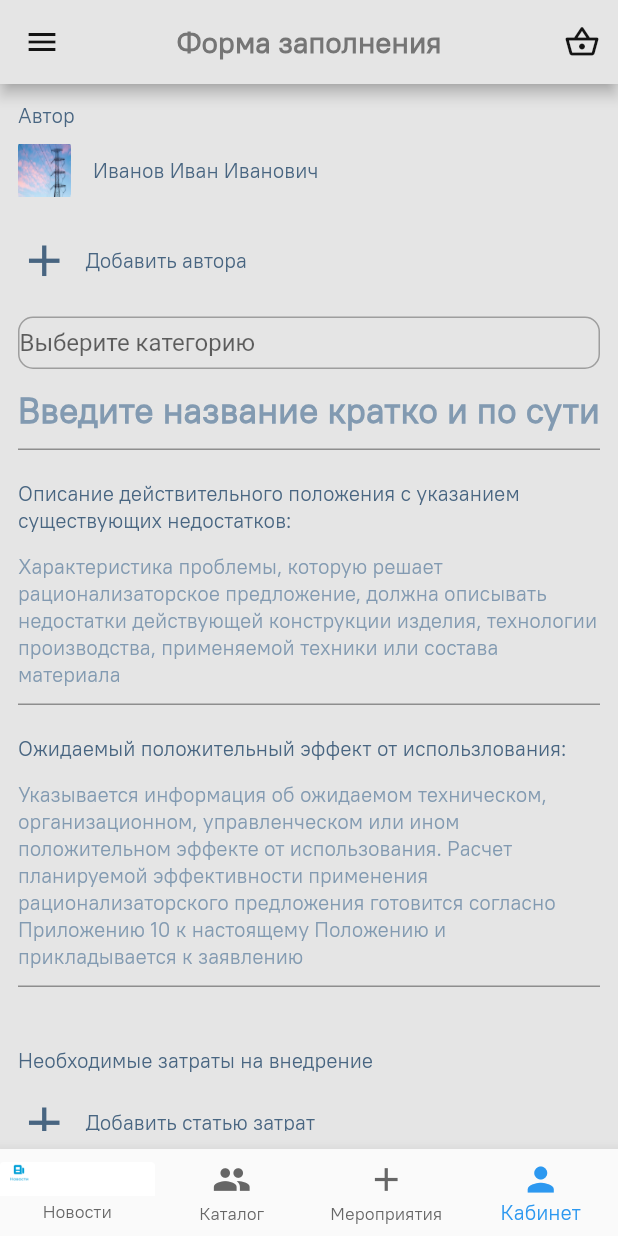
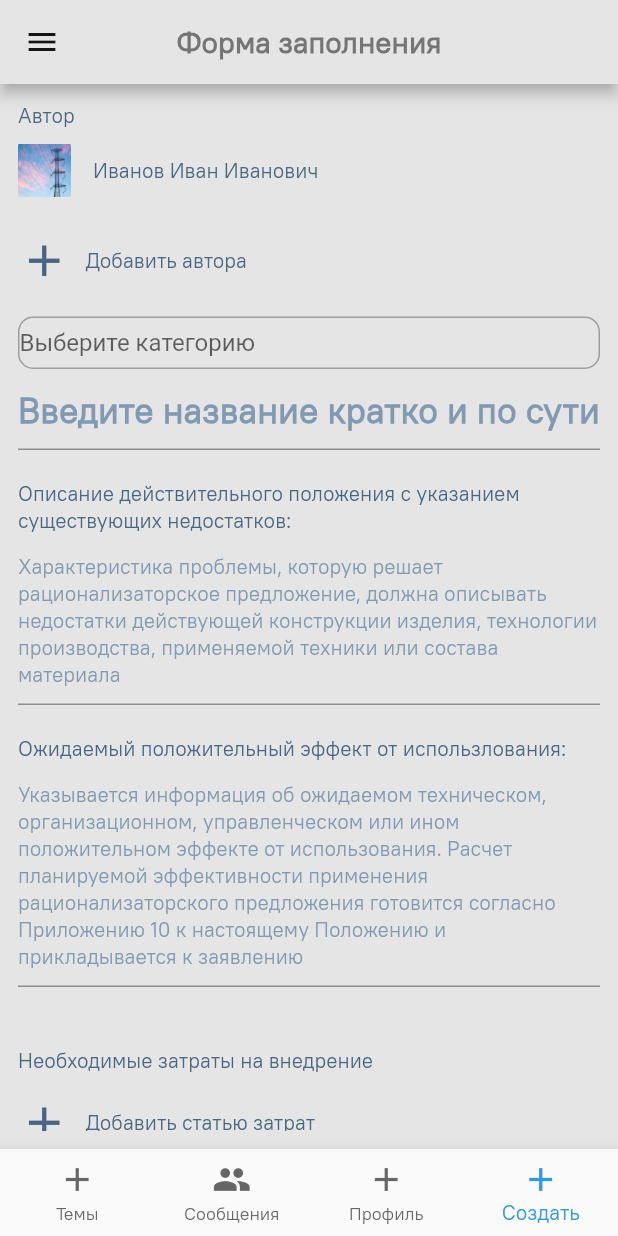
Before and after one commit to kirillnepomiluev/rosseti, a Flutter app: the screen it shows after launch, on a phone screen of 412 x 824 dp. Run offline on Flutter 3.47's test engine with Material 2 defaults, Android fonts, the light colour scheme and no system bars; our stand-ins replace date_format, flutter_datetime_picker, rxdart, shared_preferences.

Commit message:
экран тем

```diff
--- a/lib/router.dart
+++ b/lib/router.dart
@@ -4,6 +4,7 @@ import 'package:flutter/cupertino.dart';
 import 'package:flutter/foundation.dart';
 import 'package:flutter/material.dart';
 import 'package:rosseti/ui/pages/FillingForm.dart';
+import 'package:rosseti/ui/pages/TopicsPage.dart';
 import 'package:rosseti/ui/pages/mainWebPage.dart';
 
 
@@ -15,6 +16,11 @@ class Router {
            return MaterialPageRoute(builder: (_) => MainWebPage());
          }
            return MaterialPageRoute(builder: (_) => FillingForm());
+      case '/topics':
+           return MaterialPageRoute(builder: (_) => Topics());
+      case '/topic':
+           return MaterialPageRoute(builder: (_) => Topic());
+
 
 
 
--- a/lib/ui/pages/FillingForm.dart
+++ b/lib/ui/pages/FillingForm.dart
@@ -1,6 +1,8 @@
 import 'package:flutter/cupertino.dart';
 import 'package:flutter/material.dart';
 import 'package:rosseti/widgets/MyScaffold.dart';
+
+//TODO оформление заявки
 
 class FillingForm extends StatefulWidget {
   @override
@@ -24,13 +26,7 @@ class _FillingFormState extends State<FillingForm> {
   Widget build(BuildContext context) {
     return buildMyScaffold(context, Filing(context), "Форма заполнения",
         bottomItemIndex: 3,
-        isAppbar: true,
-        IconAppBar: IconButton(
-          icon: Icon(Icons.shopping_basket_outlined),
-          onPressed: () {
-            Navigator.pushNamed(context, '/basketPage');
-          },
-        ));
+        isAppbar: true,);
   }
 
   Widget Filing(BuildContext context) {
--- a/lib/widgets/MyScaffold.dart
+++ b/lib/widgets/MyScaffold.dart
@@ -5,14 +5,13 @@ import 'package:flutter/material.dart';
 // import 'ui/views/BottobBanner.dart';
 
 Scaffold buildMyScaffold(BuildContext context, Widget body, String title,
-    {int bottomItemIndex = 0, bool isAppbar = true, int indexdrawer = 0, bool isNeedDrawer = true, bool isNeedBottomMenu = true, bool isNeedBottomBar = false, IconButton IconAppBar,}) {
+    {int bottomItemIndex = 0, bool isAppbar = true, int indexdrawer = 0, bool isNeedDrawer = true, bool isNeedBottomMenu = true, bool isNeedBottomBar = false,}) {
   return Scaffold(
       appBar: isAppbar
           ? AppBar(
               backgroundColor: Theme.of(context).scaffoldBackgroundColor,
               title: Text(title, style: Theme.of(context).textTheme.headline6),
               centerTitle: true,
-        actions: [IconAppBar],
             )
           : null,
       backgroundColor: Theme.of(context).scaffoldBackgroundColor,
@@ -38,28 +37,28 @@ Scaffold buildMyScaffold(BuildContext context, Widget body, String title,
               showUnselectedLabels: true,
               items: <BottomNavigationBarItem>[
                 BottomNavigationBarItem(
-                  icon: Image.asset('assets/BottomIconNews.png'),
-                  title: Text('Новости'),
+                  icon: Icon(Icons.add),
+                  title: Text('Темы'),
                 ),
                 BottomNavigationBarItem(
-                  icon: Icon(Icons.people),
-                  title: Text('Каталог'),
+                  icon: Icon(Icons.group),
+                  title: Text('Сообщения'),
                 ),
                 BottomNavigationBarItem(
                   icon: Icon(Icons.add),
-                  title: Text('Мероприятия'),
+                  title: Text('Профиль'),
                 ),
                 BottomNavigationBarItem(
-                  icon: Icon(Icons.person),
-                  title: Text('Кабинет'),
-                ),
+                  icon: Icon(Icons.add),
+                  title: Text('Создать'),
+                )
               ],
               currentIndex: bottomItemIndex,
               onTap: (int index) {
                 String _routeName;
                 switch (index) {
                   case 0:
-                    _routeName = '/';
+                    _routeName = '/topics';
                     break;
                   case 1:
                     _routeName = '/catalogPage';
@@ -67,8 +66,8 @@ Scaffold buildMyScaffold(BuildContext context, Widget body, String title,
                   case 2:
                     _routeName = '/activitys';
                     break;
-                  case 3:
-                    _routeName = '/cabinetPage';
+                    case 2:
+                    _routeName = '/activitys';
                     break;
                 }
                 Navigator.pushNamed(context, _routeName);
```
Also changed, not shown: lib/ui/pages/ProfilePage.dart (added, +10 -0 lines), lib/ui/pages/TopicsPage.dart (added, +223 -0 lines), assets/Frame 10.png (added).
